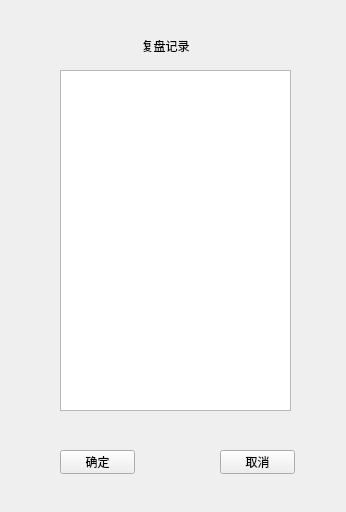
First picture: the form in replaywindow.ui, repository lgb666666661/Gobang, before the edit.
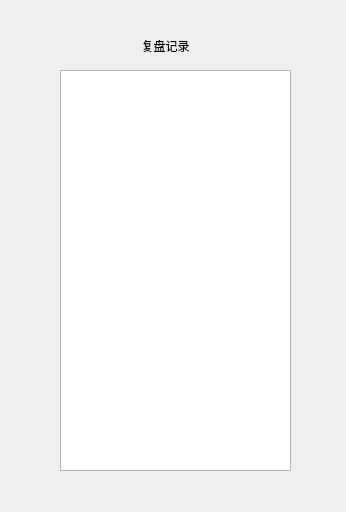
Second picture: the form after the edit.

Diff of the .ui file:
```diff
--- a/replaywindow.ui
+++ b/replaywindow.ui
@@ -20,7 +20,7 @@
       <x>60</x>
       <y>70</y>
       <width>231</width>
-      <height>341</height>
+      <height>401</height>
      </rect>
     </property>
    </widget>
@@ -40,32 +40,6 @@
      <set>Qt::AlignCenter</set>
     </property>
    </widget>
-   <widget class="QPushButton" name="yes">
-    <property name="geometry">
-     <rect>
-      <x>60</x>
-      <y>450</y>
-      <width>75</width>
-      <height>24</height>
-     </rect>
-    </property>
-    <property name="text">
-     <string>确定</string>
-    </property>
-   </widget>
-   <widget class="QPushButton" name="no">
-    <property name="geometry">
-     <rect>
-      <x>220</x>
-      <y>450</y>
-      <width>75</width>
-      <height>24</height>
-     </rect>
-    </property>
-    <property name="text">
-     <string>取消</string>
-    </property>
-   </widget>
   </widget>
  </widget>
  <resources/>
```
